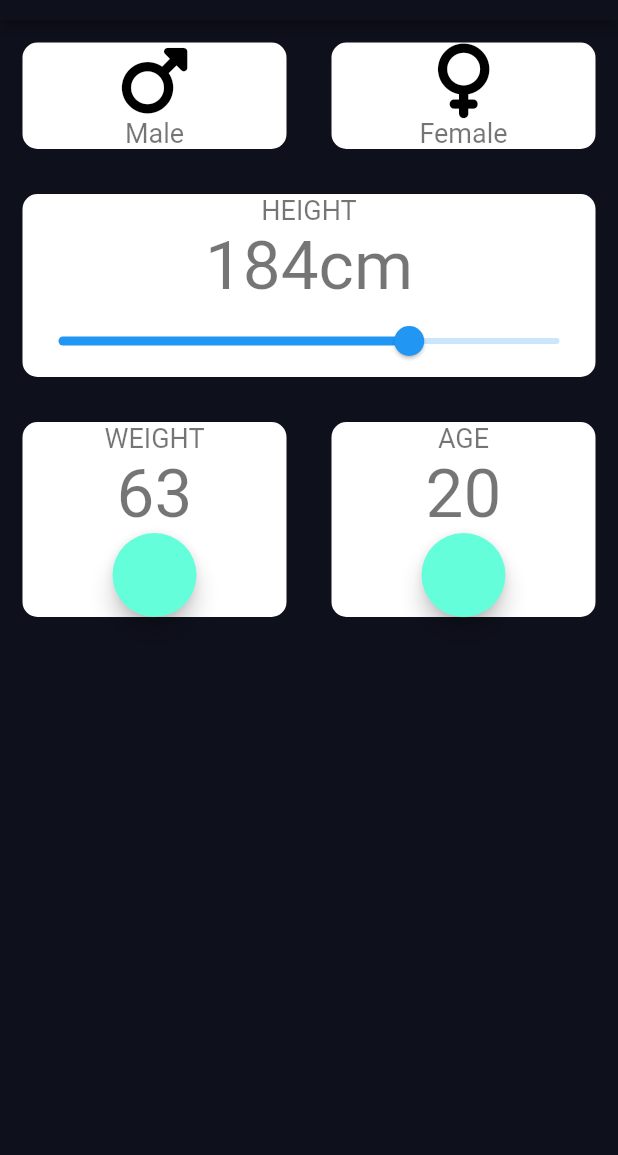
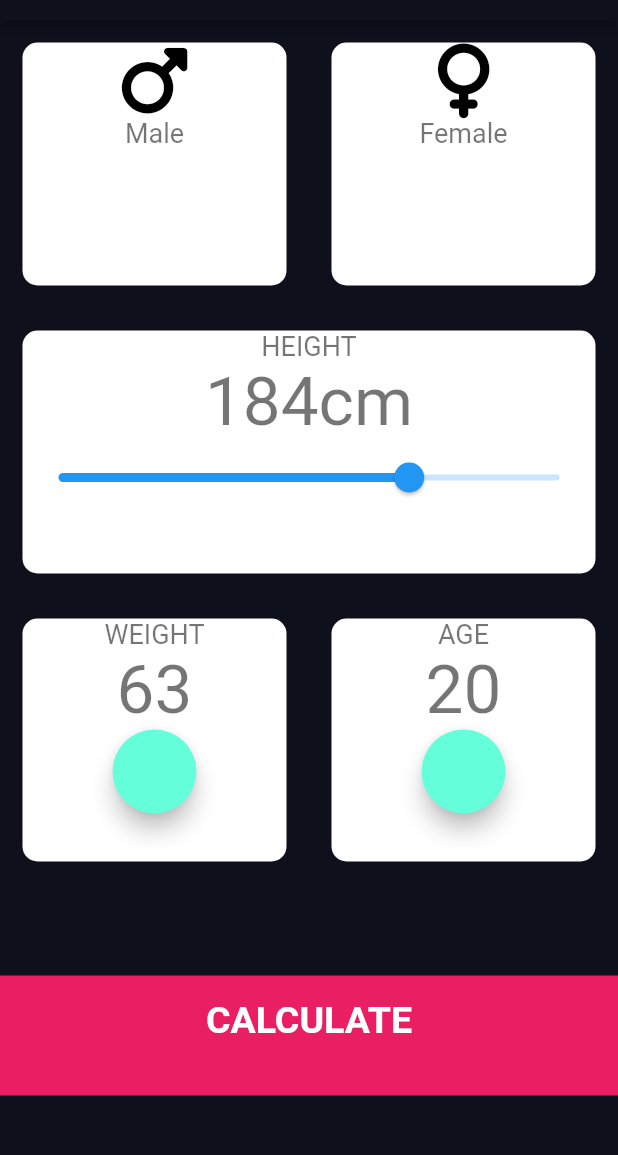
Before and after one commit to danaFlorescu/BMI-Calculator, a Flutter app: the screen it shows after launch, on a phone screen of 412 x 824 dp, the part 64-1219 px from its top. Run offline on Flutter 3.47's test engine with Material 2 defaults, Android fonts, the phone set to English and light mode, and no system bars; our stand-ins replace font_awesome_flutter.

Commit message:
refactoring code

```diff
--- /dev/null
+++ b/lib/components/icon_and_text_for_reusable_cards.dart
@@ -0,0 +1,27 @@
+import 'package:flutter/material.dart';
+import 'package:font_awesome_flutter/font_awesome_flutter.dart';
+import 'package:bmi_calculator/constants.dart';
+
+class IconAndTextForReusableCards extends StatelessWidget {
+  IconAndTextForReusableCards({required this.iconText, required this.gender});
+
+  final String iconText;
+  final IconData? gender;
+
+  @override
+  Widget build(BuildContext context) {
+    return Column(
+      children: [
+        FaIcon(
+          gender,
+          color: Colors.black,
+          size: 50.0,
+        ),
+        Text(
+          iconText,
+          style: textStyleForReusableCards,
+        ),
+      ],
+    );
+  }
+}
--- /dev/null
+++ b/lib/components/reusable_card.dart
@@ -0,0 +1,19 @@
+import 'package:flutter/material.dart';
+
+class ReusableCard extends StatelessWidget {
+  ReusableCard({required this.cardChild});
+
+  final Widget cardChild;
+
+  @override
+  Widget build(BuildContext context) {
+    return Container(
+      margin: EdgeInsets.all(15.0),
+      decoration: BoxDecoration(
+        color: Colors.white,
+        borderRadius: BorderRadius.circular(10.0),
+      ),
+      child: cardChild,
+    );
+  }
+}
--- a/lib/constants.dart
+++ b/lib/constants.dart
@@ -9,3 +9,10 @@ const textStyleForReusableCardsBig = TextStyle(
   fontSize: 45.0,
   color: Colors.black54,
 );
+
+const kBottomContainerHeight = 80.0;
+
+const kLargeButtonTextStyle = TextStyle(
+  fontSize: 25.0,
+  fontWeight: FontWeight.bold,
+);
--- a/lib/main.dart
+++ b/lib/main.dart
@@ -1,6 +1,8 @@
 import 'package:flutter/material.dart';
 import 'package:font_awesome_flutter/font_awesome_flutter.dart';
 import 'constants.dart';
+import 'components/reusable_card.dart';
+import 'components/icon_and_text_for_reusable_cards.dart';
 
 void main() => runApp(BMICalculator());
 
@@ -37,9 +39,9 @@ class _InputPageState extends State<InputPage> {
       ),
       body: Column(
         crossAxisAlignment: CrossAxisAlignment.stretch,
-        //mainAxisAlignment: MainAxisAlignment.spaceBetween,
         children: [
-          Row(
+          Expanded(
+            child: Row(
               children: [
                 Expanded(
                   child: ReusableCard(
@@ -59,7 +61,9 @@ class _InputPageState extends State<InputPage> {
                 ),
               ],
             ),
-          Row(
+          ),
+          Expanded(
+            child: Row(
               children: [
                 Expanded(
                   child: ReusableCard(
@@ -85,7 +89,9 @@ class _InputPageState extends State<InputPage> {
                 ),
               ],
             ),
-          Row(
+          ),
+          Expanded(
+            child: Row(
               children: [
                 Expanded(
                   child: ReusableCard(
@@ -117,50 +123,30 @@ class _InputPageState extends State<InputPage> {
                 ),
               ],
             ),
+          ),
+          Expanded(
+            child: Row(
+              children: [
+                Expanded(
+                  child: Container(
+                    child: Center(
+                      child: Text(
+                        'CALCULATE',
+                        style: kLargeButtonTextStyle,
+                      ),
+                    ),
+                    color: Colors.pink,
+                    margin: EdgeInsets.only(top: 10.0),
+                    padding: EdgeInsets.only(bottom: 20.0),
+                    width: double.infinity,
+                    height: kBottomContainerHeight,
+                  ),
+                ),
+              ],
+            ),
+          )
         ],
       ),
     );
   }
 }
-
-class ReusableCard extends StatelessWidget {
-  ReusableCard({required this.cardChild});
-
-  final Widget cardChild;
-
-  @override
-  Widget build(BuildContext context) {
-    return Container(
-      margin: EdgeInsets.all(15.0),
-      decoration: BoxDecoration(
-        color: Colors.white,
-        borderRadius: BorderRadius.circular(10.0),
-      ),
-      child: cardChild,
-    );
-  }
-}
-
-class IconAndTextForReusableCards extends StatelessWidget {
-  IconAndTextForReusableCards({required this.iconText, required this.gender});
-
-  final String iconText;
-  final IconData? gender;
-
-  @override
-  Widget build(BuildContext context) {
-    return Column(
-      children: [
-        FaIcon(
-          gender,
-          color: Colors.black,
-          size: 50.0,
-        ),
-        Text(
-          iconText,
-          style: textStyleForReusableCards,
-        ),
-      ],
-    );
-  }
-}
```
Lines whose indentation alone changed are shown as unchanged.
